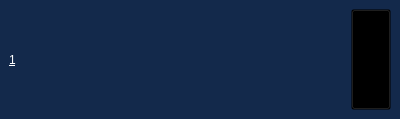
First picture: the form in speaker_view.ui, repository mkirby528/Run-MUN, before the edit.
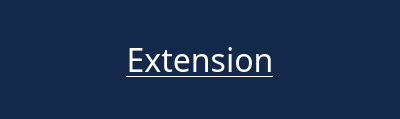
Second picture: the form after the edit. The open tabs and pages were chosen to show the change. Icons and pictures are not drawn.

Patch:
```diff
--- a/speaker_view.ui
+++ b/speaker_view.ui
@@ -31,9 +31,9 @@
      <colorrole role="Button">
       <brush brushstyle="SolidPattern">
        <color alpha="255">
-        <red>118</red>
-        <green>118</green>
-        <blue>118</blue>
+        <red>19</red>
+        <green>41</green>
+        <blue>75</blue>
        </color>
       </brush>
      </colorrole>
@@ -103,18 +103,18 @@
      <colorrole role="Base">
       <brush brushstyle="SolidPattern">
        <color alpha="255">
-        <red>0</red>
-        <green>0</green>
-        <blue>0</blue>
+        <red>19</red>
+        <green>41</green>
+        <blue>75</blue>
        </color>
       </brush>
      </colorrole>
      <colorrole role="Window">
       <brush brushstyle="SolidPattern">
        <color alpha="255">
-        <red>118</red>
-        <green>118</green>
-        <blue>118</blue>
+        <red>19</red>
+        <green>41</green>
+        <blue>75</blue>
        </color>
       </brush>
      </colorrole>
@@ -168,9 +168,9 @@
      <colorrole role="Button">
       <brush brushstyle="SolidPattern">
        <color alpha="255">
-        <red>118</red>
-        <green>118</green>
-        <blue>118</blue>
+        <red>19</red>
+        <green>41</green>
+        <blue>75</blue>
        </color>
       </brush>
      </colorrole>
@@ -240,18 +240,18 @@
      <colorrole role="Base">
       <brush brushstyle="SolidPattern">
        <color alpha="255">
-        <red>0</red>
-        <green>0</green>
-        <blue>0</blue>
+        <red>19</red>
+        <green>41</green>
+        <blue>75</blue>
        </color>
       </brush>
      </colorrole>
      <colorrole role="Window">
       <brush brushstyle="SolidPattern">
        <color alpha="255">
-        <red>118</red>
-        <green>118</green>
-        <blue>118</blue>
+        <red>19</red>
+        <green>41</green>
+        <blue>75</blue>
        </color>
       </brush>
      </colorrole>
@@ -305,9 +305,9 @@
      <colorrole role="Button">
       <brush brushstyle="SolidPattern">
        <color alpha="255">
-        <red>118</red>
-        <green>118</green>
-        <blue>118</blue>
+        <red>19</red>
+        <green>41</green>
+        <blue>75</blue>
        </color>
       </brush>
      </colorrole>
@@ -377,18 +377,18 @@
      <colorrole role="Base">
       <brush brushstyle="SolidPattern">
        <color alpha="255">
-        <red>118</red>
-        <green>118</green>
-        <blue>118</blue>
+        <red>19</red>
+        <green>41</green>
+        <blue>75</blue>
        </color>
       </brush>
      </colorrole>
      <colorrole role="Window">
       <brush brushstyle="SolidPattern">
        <color alpha="255">
-        <red>118</red>
-        <green>118</green>
-        <blue>118</blue>
+        <red>19</red>
+        <green>41</green>
+        <blue>75</blue>
        </color>
       </brush>
      </colorrole>
@@ -435,10 +435,10 @@
    <string>StackedWidget</string>
   </property>
   <property name="autoFillBackground">
-   <bool>true</bool>
+   <bool>false</bool>
   </property>
   <property name="styleSheet">
-   <string notr="true">#root, #StackedWidget, #display_mode_view, #add_mode_view{
+   <string notr="true">#root, #StackedWidget, #display_mode_view, #add_mode_view, #extension_view{
 	background-color: #13294B;
 
 }
@@ -606,6 +606,30 @@
     </item>
    </layout>
   </widget>
+  <widget class="QWidget" name="extension_view">
+   <layout class="QVBoxLayout" name="verticalLayout">
+    <item>
+     <widget class="QLabel" name="label">
+      <property name="font">
+       <font>
+        <family>Arial Black</family>
+        <pointsize>24</pointsize>
+        <underline>true</underline>
+       </font>
+      </property>
+      <property name="styleSheet">
+       <string notr="true">color:white</string>
+      </property>
+      <property name="text">
+       <string>Extension</string>
+      </property>
+      <property name="alignment">
+       <set>Qt::AlignCenter</set>
+      </property>
+     </widget>
+    </item>
+   </layout>
+  </widget>
  </widget>
  <resources>
   <include location="res.qrc"/>
```
